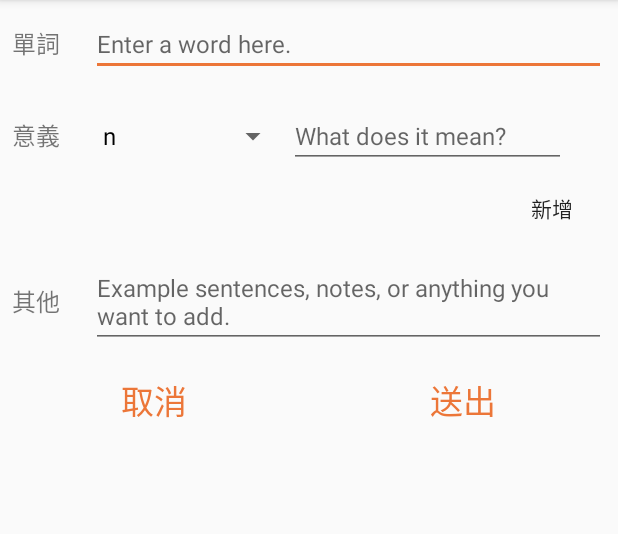
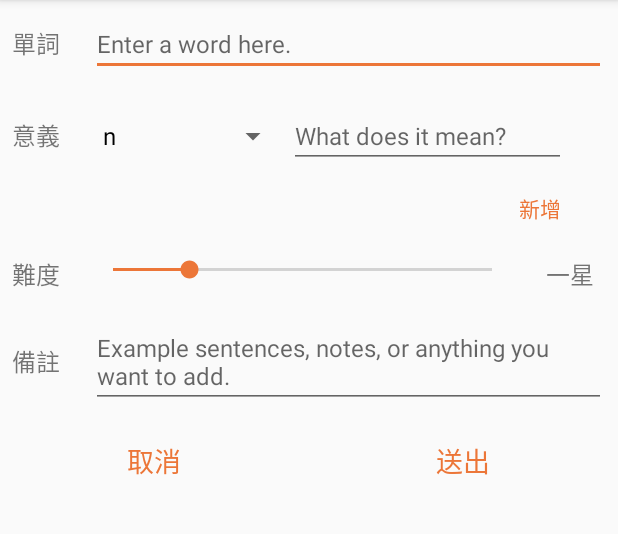
Before and after one commit to Rekkursion/Metallica, an Android app: the screen it shows after launch (WordAddingActivity), after a tap on an icon or button, on a phone screen of 412 x 824 dp, the part 84-618 px from its top. Run offline under Robolectric (Android 15) with nearby library versions, the phone set to English and light mode, and no system bars.

Commit message:
new field of difficulty of word-item

```diff
--- a/app/src/main/java/com/rekkursion/metallica/WordsManager.kt
+++ b/app/src/main/java/com/rekkursion/metallica/WordsManager.kt
@@ -11,7 +11,7 @@ import java.io.File
 object WordsManager {
     const val NEW_WORD_FIELD: String = "new_word"
 
-    const val SERIALIZATION_WORDS_FILENAME: String = ".metallica_serialization_words"
+    private const val SERIALIZATION_WORDS_FILENAME: String = ".metallica_serialization_words"
 
     private val mWordList = ArrayList<WordItem>()
 
@@ -42,7 +42,7 @@ object WordsManager {
     }
 
     // get the word-list
-    fun getWordList(): ArrayList<WordItem> = mWordList
+    private fun getWordList(): ArrayList<WordItem> = mWordList
 
     // set adapter on recv
     fun setAdapterOnWordRecyclerView(context: Context, recv: RecyclerView) {
--- a/app/src/main/java/com/rekkursion/metallica/activity/WordAddingActivity.kt
+++ b/app/src/main/java/com/rekkursion/metallica/activity/WordAddingActivity.kt
@@ -4,12 +4,9 @@ import android.app.Activity
 import android.content.Intent
 import androidx.appcompat.app.AppCompatActivity
 import android.os.Bundle
-import android.util.Log
 import android.view.View
-import android.widget.ArrayAdapter
-import android.widget.Button
-import android.widget.EditText
-import android.widget.LinearLayout
+import android.widget.*
+import androidx.appcompat.widget.AppCompatSeekBar
 import androidx.appcompat.widget.AppCompatSpinner
 import com.rekkursion.metallica.R
 import com.rekkursion.metallica.WordsManager
@@ -20,12 +17,31 @@ import com.rekkursion.metallica.view.SpeechAndMeaningWhenAddingView
 class WordAddingActivity: AppCompatActivity(), View.OnClickListener {
     private lateinit var mEdtEnglishWord: EditText
     private lateinit var mEdtRemark: EditText
+    private lateinit var mSkbDifficulty: AppCompatSeekBar
+    private lateinit var mTxtvShowSelectedDifficulty: TextView
 
     private lateinit var mLlySpeechesAndMeaningsContainer: LinearLayout
     private lateinit var mBtnAddNewSpeechAndMeaning: Button
 
     private lateinit var mBtnCancel: Button
     private lateinit var mBtnSubmit: Button
+
+    private val mOnDifficultySeekBarChangeListener = object: SeekBar.OnSeekBarChangeListener {
+        override fun onProgressChanged(seekBar: SeekBar?, progress: Int, isFromUser: Boolean) {
+            mTxtvShowSelectedDifficulty.text =
+                    when (progress) {
+                        0 -> this@WordAddingActivity.getString(R.string.str_difficulty_0star)
+                        1 -> this@WordAddingActivity.getString(R.string.str_difficulty_1star)
+                        2 -> this@WordAddingActivity.getString(R.string.str_difficulty_2stars)
+                        3 -> this@WordAddingActivity.getString(R.string.str_difficulty_3stars)
+                        4 -> this@WordAddingActivity.getString(R.string.str_difficulty_4stars)
+                        else -> this@WordAddingActivity.getString(R.string.str_difficulty_5stars)
+                    }
+        }
+
+        override fun onStartTrackingTouch(seekBar: SeekBar?) {}
+        override fun onStopTrackingTouch(seekBar: SeekBar?) {}
+    }
 
     override fun onCreate(savedInstanceState: Bundle?) {
         super.onCreate(savedInstanceState)
@@ -60,13 +76,15 @@ class WordAddingActivity: AppCompatActivity(), View.OnClickListener {
                 ++k
             }
 
-            // add the word by words-manager
+            // region add the word by words-manager
             WordsManager.addNewWord(this, WordItem(
                 mEdtEnglishWord.text.toString(),
                 speechList,
                 meaningList,
-                mEdtRemark.text.toString()
+                mEdtRemark.text.toString(),
+                mSkbDifficulty.progress
             ))
+            // endregion
         }
 
         // set result and finish
@@ -79,6 +97,8 @@ class WordAddingActivity: AppCompatActivity(), View.OnClickListener {
     private fun initViews() {
         mEdtEnglishWord = findViewById(R.id.edt_english_word_when_adding)
         mEdtRemark = findViewById(R.id.edt_remark_when_adding)
+        mSkbDifficulty = findViewById(R.id.skb_difficulty_when_adding)
+        mTxtvShowSelectedDifficulty = findViewById(R.id.txtv_show_selected_difficulty_when_adding)
 
         mLlySpeechesAndMeaningsContainer = findViewById(R.id.lly_speeches_and_meanings_container)
         mBtnAddNewSpeechAndMeaning = findViewById(R.id.btn_add_new_speech_and_meaning)
@@ -117,7 +137,8 @@ class WordAddingActivity: AppCompatActivity(), View.OnClickListener {
             speechAndMeaningView.setOnDeleteViewButtonClickListener(onDeleteSpeechAndMeaningWhenAddingViewListener)
             mLlySpeechesAndMeaningsContainer.addView(speechAndMeaningView)
         }
+
+        // seek-bar of difficulty changed
+        mSkbDifficulty.setOnSeekBarChangeListener(mOnDifficultySeekBarChangeListener)
     }
-
-    private fun getAllSpeechesList(): List<String> = WordItem.PartOfSpeech.values().map { it.abbr }
 }
--- a/app/src/main/java/com/rekkursion/metallica/model/WordItem.kt
+++ b/app/src/main/java/com/rekkursion/metallica/model/WordItem.kt
@@ -3,28 +3,27 @@ package com.rekkursion.metallica.model
 import java.io.Serializable
 import java.time.LocalDateTime
 import java.time.format.DateTimeFormatter
-import java.time.format.DateTimeParseException
 
-class WordItem(eng: String, speechList: ArrayList<PartOfSpeech>? = null, chiList: ArrayList<String>? = null, rmk: String? = null): Serializable {
-    enum class PartOfSpeech(val abbr: String) {
+class WordItem(eng: String, speechList: ArrayList<PartOfSpeech>? = null, chiList: ArrayList<String>? = null, rmk: String? = null, diff: Int? = null): Serializable {
+    enum class PartOfSpeech(val abbr: String, val chinese: String) {
         // region speeches
-        NOUN("n"),
-        VERB("v"),
-        ADVERB("adv"),
-        PHRASE("phr"),
-        ADJECTIVE("a"),
-        PREPOSITION("prep"),
-        CONJUNCTION("conj"),
-        PRONOUN("pron"),
-        ARTICLE("art"), // 冠詞
-        INTERJECTION("int"), // 感嘆詞
-        AUXILIARY_VERB("aux"), // 助動詞
-        TRANSITIVE_VERB("vt"),
-        INTRANSITIVE_VERB("vi"),
-        COUNTABLE_NOUN("c"),
-        UNCOUNTABLE_NOUN("u"),
-        PLURAL("pl"),
-        ABBREVIATION("abbr");
+        NOUN("n", "名詞"),
+        COUNTABLE_NOUN("c", "可數名詞"),
+        UNCOUNTABLE_NOUN("u", "不可數名詞"),
+        VERB("v", "動詞"),
+        TRANSITIVE_VERB("vt", "及物動詞"),
+        INTRANSITIVE_VERB("vi", "不及物動詞"),
+        ADVERB("adv", "副詞"),
+        PHRASE("phr", "片語"),
+        ADJECTIVE("a", "形容詞"),
+        PREPOSITION("prep", "介係詞"),
+        CONJUNCTION("conj", "連接詞"),
+        PRONOUN("pron", "代名詞"),
+        ARTICLE("art", "冠詞"), // 冠詞
+        INTERJECTION("int", "感嘆詞"), // 感嘆詞
+        AUXILIARY_VERB("aux", "助動詞"), // 助動詞
+        PLURAL("pl", "複數"),
+        ABBREVIATION("abbr", "縮寫");
         // endregion
     }
 
@@ -38,34 +37,7 @@ class WordItem(eng: String, speechList: ArrayList<PartOfSpeech>? = null, chiList
     private var mChineseMeaningList: ArrayList<String>? = chiList
     private var mRemark: String? = rmk
     private var mLocalDateTime: LocalDateTime = LocalDateTime.now()
-
-    constructor(eng: String, speech: PartOfSpeech, chi: String, rmk: String, dateTimeStr: String = LocalDateTime.now().format(DateTimeFormatter.ofPattern(DATE_TIME_FORMATTER_PATTERN))): this(eng, rmk = rmk) {
-        try {
-            mPartOfSpeechList = ArrayList()
-            mPartOfSpeechList?.add(speech)
-
-            mChineseMeaningList = ArrayList()
-            mChineseMeaningList?.add(chi)
-        } catch (e: IndexOutOfBoundsException) { e.printStackTrace() }
-
-        try {
-            mLocalDateTime = LocalDateTime.parse(dateTimeStr, DateTimeFormatter.ofPattern(DATE_TIME_FORMATTER_PATTERN))
-        } catch (e: DateTimeParseException) { e.printStackTrace() }
-    }
-
-    constructor(eng: String, speechStr: String, chi: String, rmk: String, dateTimeStr: String): this(eng, rmk = rmk) {
-        try {
-            mPartOfSpeechList = ArrayList()
-            mPartOfSpeechList?.add(PartOfSpeech.values().filter { it.abbr == speechStr }[0])
-
-            mChineseMeaningList = ArrayList()
-            mChineseMeaningList?.add(chi)
-        } catch (e: IndexOutOfBoundsException) { e.printStackTrace() }
-
-        try {
-            mLocalDateTime = LocalDateTime.parse(dateTimeStr, DateTimeFormatter.ofPattern(DATE_TIME_FORMATTER_PATTERN))
-        } catch (e: DateTimeParseException) { e.printStackTrace() }
-    }
+    private var mDifficulty: Int? = diff
 
     fun getEnglishWord(): String? = mEnglishWord
     fun setEnglishWord(eng: String) { mEnglishWord = eng }
@@ -82,4 +54,7 @@ class WordItem(eng: String, speechList: ArrayList<PartOfSpeech>? = null, chiList
     fun getLocalDateTime(): LocalDateTime? = mLocalDateTime
     fun getLocalDateTimeStr(): String? = mLocalDateTime.format(DateTimeFormatter.ofPattern(DATE_TIME_FORMATTER_PATTERN))
     fun setLocalDateTime(date: LocalDateTime) { mLocalDateTime = date }
+
+    fun getDifficulty(): Int? = mDifficulty
+    fun setDifficulty(diff: Int) { mDifficulty = diff }
 }
--- a/app/src/main/java/com/rekkursion/metallica/view/SpeechAndMeaningWhenAddingView.kt
+++ b/app/src/main/java/com/rekkursion/metallica/view/SpeechAndMeaningWhenAddingView.kt
@@ -2,7 +2,9 @@ package com.rekkursion.metallica.view
 
 import android.content.Context
 import android.util.AttributeSet
+import android.util.Log
 import android.view.LayoutInflater
+import android.view.MotionEvent
 import android.view.View
 import android.widget.*
 import androidx.appcompat.widget.AppCompatImageButton
--- /dev/null
+++ b/app/src/main/res/drawable/ic_delete_color_accent_24dp.xml
@@ -0,0 +1,5 @@
+<vector android:height="24dp" android:tint="#EC7638"
+    android:viewportHeight="24.0" android:viewportWidth="24.0"
+    android:width="24dp" xmlns:android="http://schemas.android.com/apk/res/android">
+    <path android:fillColor="#FF000000" android:pathData="M19,6.41L17.59,5 12,10.59 6.41,5 5,6.41 10.59,12 5,17.59 6.41,19 12,13.41 17.59,19 19,17.59 13.41,12z"/>
+</vector>
--- a/app/src/main/res/layout/activity_word_adding.xml
+++ b/app/src/main/res/layout/activity_word_adding.xml
@@ -59,12 +59,49 @@
             <Button
                     android:id="@+id/btn_add_new_speech_and_meaning"
                     android:text="@string/str_add_new_part_of_speech_and_chinese_meaning"
+                    android:textColor="@color/colorAccent"
                     android:layout_gravity="end"
-                    android:paddingStart="16dp"
-                    android:paddingEnd="16dp"
+                    android:layout_marginEnd="@dimen/dim_general_margin"
+                    android:paddingStart="18dp"
+                    android:paddingEnd="18dp"
                     android:background="?android:attr/selectableItemBackground"
                     android:layout_width="wrap_content"
                     android:layout_height="wrap_content" />
+
+            <!-- difficulty -->
+            <LinearLayout
+                    android:orientation="horizontal"
+                    android:layout_margin="@dimen/dim_general_margin"
+                    android:weightSum="15"
+                    android:layout_width="match_parent"
+                    android:layout_height="wrap_content">
+
+                <TextView
+                        android:id="@+id/txtv_difficulty_when_adding"
+                        android:text="@string/str_difficulty"
+                        android:textSize="@dimen/dim_general_text_size"
+                        android:layout_weight="2"
+                        android:layout_width="0dp"
+                        android:layout_height="wrap_content" />
+
+                <androidx.appcompat.widget.AppCompatSeekBar
+                        android:id="@+id/skb_difficulty_when_adding"
+                        android:max="5"
+                        android:progress="1"
+                        android:layout_weight="11"
+                        android:layout_width="0dp"
+                        android:layout_height="wrap_content" />
+
+                <TextView
+                        android:id="@+id/txtv_show_selected_difficulty_when_adding"
+                        android:text="@string/str_difficulty_1star"
+                        android:textSize="@dimen/dim_general_text_size"
+                        android:textAlignment="textEnd"
+                        android:layout_marginEnd="@dimen/dim_general_margin"
+                        android:layout_weight="2"
+                        android:layout_width="0dp"
+                        android:layout_height="wrap_content" />
+            </LinearLayout>
 
             <!-- remark -->
             <LinearLayout
--- a/app/src/main/res/layout/layout_speech_and_meaning_when_adding.xml
+++ b/app/src/main/res/layout/layout_speech_and_meaning_when_adding.xml
@@ -43,7 +43,7 @@
 
         <androidx.appcompat.widget.AppCompatImageButton
                 android:id="@+id/imgbtn_delete_part_of_speech_and_chinese_meaning_when_adding"
-                android:src="@drawable/ic_delete_black_24dp"
+                android:src="@drawable/ic_delete_color_accent_24dp"
                 android:background="?android:attr/selectableItemBackground"
                 android:layout_gravity="center"
                 android:layout_weight="1"
--- a/app/src/main/res/values/dimens.xml
+++ b/app/src/main/res/values/dimens.xml
@@ -4,9 +4,9 @@
     <dimen name="dim_general_text_size">16sp</dimen>
 
     <dimen name="dim_spacing_between_label_and_edit_text">8dp</dimen>
-    <dimen name="dim_button_bar_text_size">22sp</dimen>
+    <dimen name="dim_button_bar_text_size">18sp</dimen>
 
-    <dimen name="dim_word_item_english_word_text_size">22sp</dimen>
+    <dimen name="dim_word_item_english_word_text_size">24sp</dimen>
     <dimen name="dim_word_item_spacing">6dp</dimen>
 
 </resources>
--- a/app/src/main/res/values/strings.xml
+++ b/app/src/main/res/values/strings.xml
@@ -8,8 +8,14 @@
     <string name="str_chinese_meaning">意義</string>
     <string name="str_part_of_speech_and_chinese_meaning">意義</string>
     <string name="str_add_new_part_of_speech_and_chinese_meaning">新增</string>
-    <string name="str_level_rate">難度</string>
-    <string name="str_remark">其他</string>
+    <string name="str_difficulty">難度</string>
+    <string name="str_difficulty_0star">零星</string>
+    <string name="str_difficulty_1star">一星</string>
+    <string name="str_difficulty_2stars">二星</string>
+    <string name="str_difficulty_3stars">三星</string>
+    <string name="str_difficulty_4stars">四星</string>
+    <string name="str_difficulty_5stars">五星</string>
+    <string name="str_remark">備註</string>
 
     <string name="str_adding_english_word_hint">Enter a word here.</string>
     <string name="str_adding_chinese_meaning_hint">What does it mean?</string>
```
